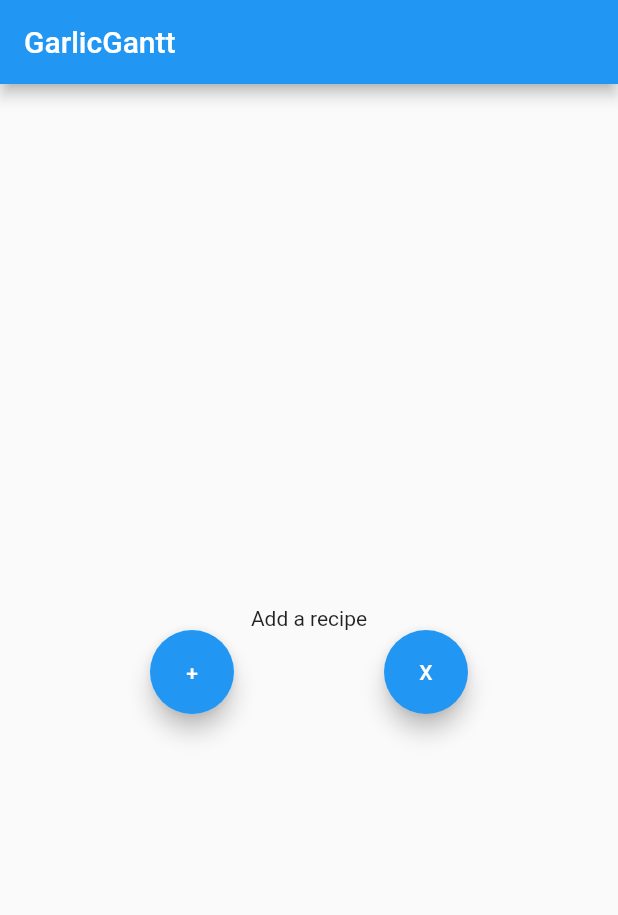
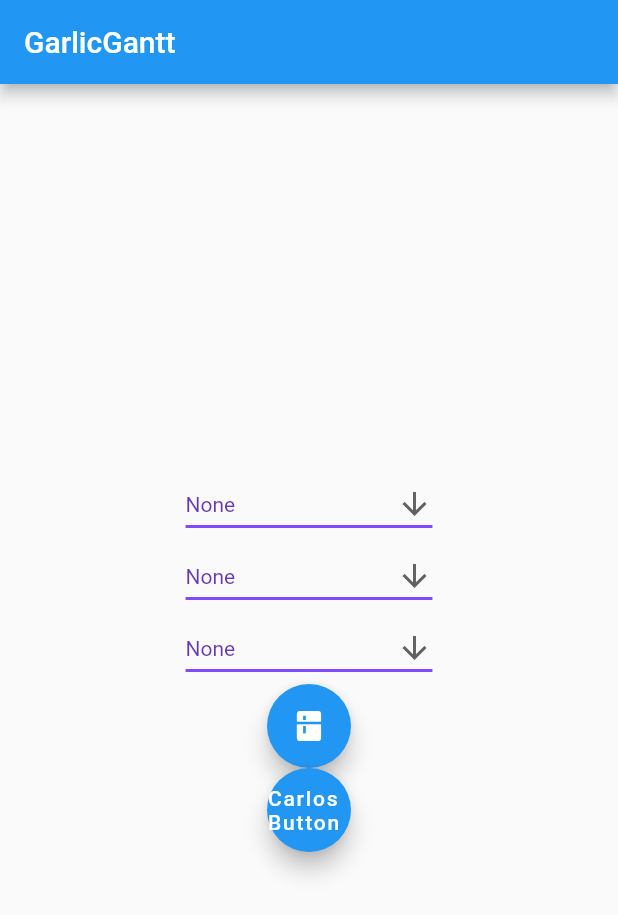
Before and after one commit to jgoldberg1/hackathon2022, a Flutter app: the screen it shows after launch, on a phone screen of 412 x 824 dp. Shown: the top 915 px of the screen. Run offline on Flutter 3.47's test engine with Material 2 defaults, Android fonts, the phone set to English and light mode, and no system bars; missing offline and left inert: dart:ffi.

Commit message:
ui with button for carlos

```diff
--- a/acm_hackathon_2022/lib/main.dart
+++ b/acm_hackathon_2022/lib/main.dart
@@ -6,48 +6,83 @@ void main() {
   runApp(Home());
 }
 
-class Home extends StatelessWidget {
+class Home extends StatefulWidget {
+  @override
+  State<Home> createState() => _HomeState();
+}
+
+class _HomeState extends State<Home> {
+  int testRes = 0;
+  final VoidCallback onPressed = test;
   Widget build(BuildContext context) {
     return MaterialApp(
       home: Scaffold(
-        appBar: AppBar(
-          title: const Text('GarlicGantt'),
-        ),
-        body: Container(
+          appBar: AppBar(
+            title: const Text('GarlicGantt'),
+          ),
+          body: Container(
+              child: Center(
             child: Column(
-          mainAxisAlignment: MainAxisAlignment.center,
-          children: <Widget>[
-            Row(
               mainAxisAlignment: MainAxisAlignment.center,
               crossAxisAlignment: CrossAxisAlignment.center,
-              children: const <Widget>[Text("Add a recipe")],
+              children: <Widget>[
+                const RecipeSelector(),
+                const RecipeSelector(),
+                const RecipeSelector(),
+                FloatingActionButton(
+                    child: const Icon(Icons.kitchen), onPressed: () {}),
+                FloatingActionButton(
+                    child: const Text('Carlos Button'), onPressed: onPressed),
+              ],
             ),
-            Row(
-              mainAxisAlignment: MainAxisAlignment.spaceEvenly,
-              crossAxisAlignment: CrossAxisAlignment.end,
-              children: <Widget>[
-                FloatingActionButton(
-                  child: const Text('+'),
-                  onPressed: () {},
-                ),
-                FloatingActionButton(
-                  child: const Text('X'),
-                  onPressed: () {},
-                )
-              ],
-            )
-          ],
-        )),
-      ),
+          ))),
     );
   }
 }
 
+class RecipeSelector extends StatefulWidget {
+  const RecipeSelector({Key? key}) : super(key: key);
 
+  @override
+  State<RecipeSelector> createState() => _RecipeSelectorState();
+}
 
-/*class _GarlicAppState extends State<GarlicApp> {
-  String msg = 'Flutter RaisedButton Example';
+class _RecipeSelectorState extends State<RecipeSelector> {
+  String dropdownValue = 'None';
+
   @override
+  Widget build(BuildContext context) {
+    return DropdownButton<String>(
+      value: dropdownValue,
+      icon: const Icon(Icons.arrow_downward),
+      elevation: 16,
+      style: const TextStyle(color: Colors.deepPurple),
+      underline: Container(
+        height: 2,
+        color: Colors.deepPurpleAccent,
+      ),
+      onChanged: (String? newValue) {
+        setState(() {
+          dropdownValue = newValue!;
+        });
+      },
+      items: <String>[
+        'None',
+        'Rosemary Garlic Steak',
+        'Everyday Salad',
+        'Passionfruit Mousse'
+      ].map<DropdownMenuItem<String>>((String value) {
+        return DropdownMenuItem<String>(
+          value: value,
+          child: Text(value),
+        );
+      }).toList(),
+    );
+  }
+}
 
+//PUT YOUR FUNCTION OVER HERE, CARLOS
+int test() {
+  print('Hello World');
+  return 1;
 }
-*/
```
